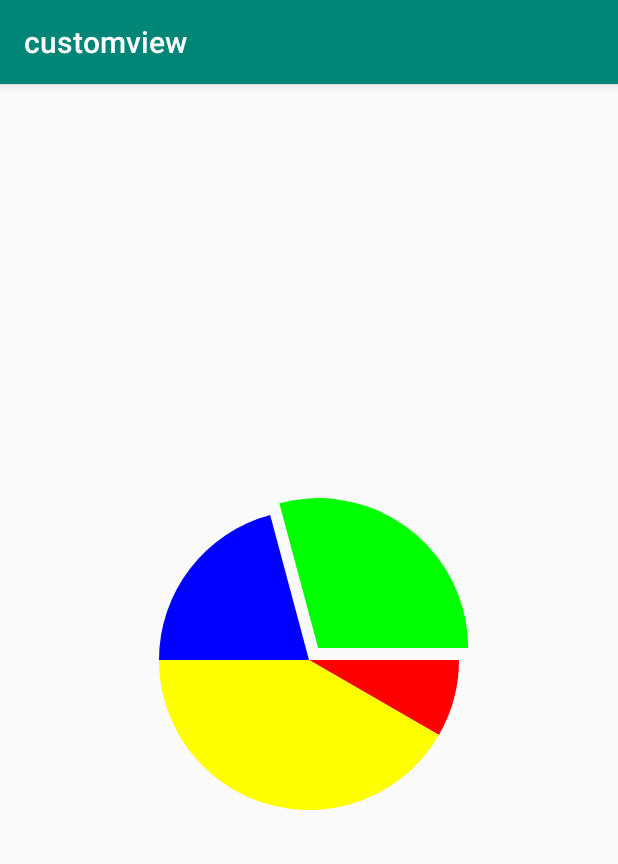
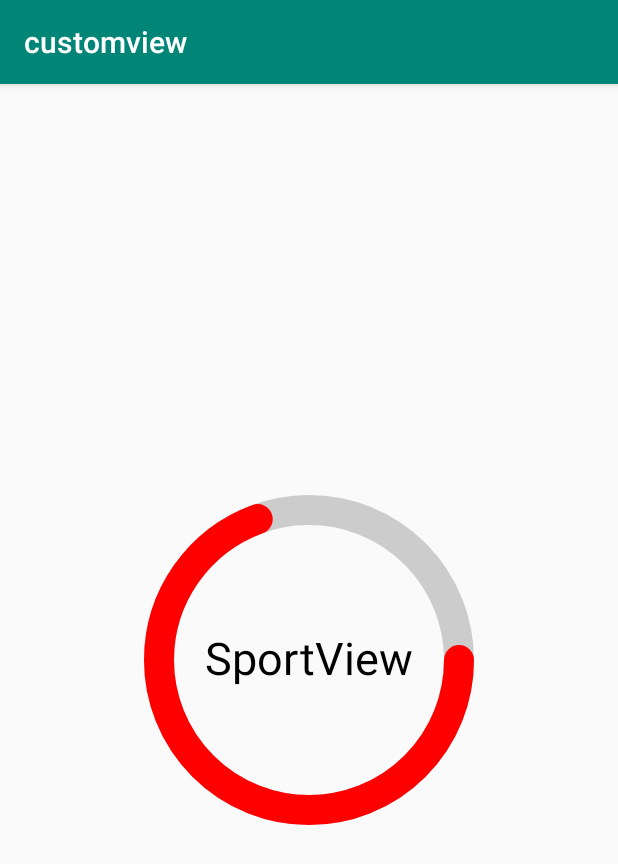
Before and after one commit to yatoooon/CodingRoad, an Android app: the screen it shows after launch (MainActivity), on a phone screen of 412 x 824 dp. Shown: the top 864 px of the screen. Run offline under Robolectric (Android 15) with nearby library versions, the phone set to English and light mode, and no system bars; our stand-ins replace Timber.

Commit message:
整理一下自定义view

```diff
--- /dev/null
+++ b/customview/src/main/java/com/yatoooon/customview/draw/SportView.java
@@ -0,0 +1,54 @@
+package com.yatoooon.customview.draw;
+
+import android.content.Context;
+import android.graphics.*;
+import android.support.annotation.Nullable;
+import android.util.AttributeSet;
+import android.view.View;
+import com.yatoooon.baselibrary.utils.DensityUtil;
+
+public class SportView extends View {
+
+    Paint paint = new Paint(Paint.ANTI_ALIAS_FLAG);
+    public static final int RADIOUS = DensityUtil.dp2px(100);
+
+    RectF rectF = new RectF();
+
+    Rect rect = new Rect();
+
+
+    public SportView(Context context, @Nullable AttributeSet attrs) {
+        super(context, attrs);
+    }
+
+
+    @Override
+    protected void onDraw(Canvas canvas) {
+        super.onDraw(canvas);
+
+        paint.setStrokeWidth(DensityUtil.dp2px(20));
+        paint.setStyle(Paint.Style.STROKE);
+        paint.setColor(Color.LTGRAY);
+        canvas.drawCircle(getWidth() / 2, getHeight() / 2, RADIOUS, paint);
+
+
+        paint.setColor(Color.RED);
+        paint.setStyle(Paint.Style.STROKE);
+        paint.setStrokeCap(Paint.Cap.ROUND);
+        rectF.set(getWidth() / 2 - RADIOUS, getHeight() / 2 - RADIOUS, getWidth() / 2 + RADIOUS, getHeight() / 2 + RADIOUS);
+        canvas.drawArc(rectF, 0, 250, false, paint);
+
+
+        paint.setColor(Color.BLACK);
+        paint.setTextSize(DensityUtil.dp2px(30));
+        paint.setStyle(Paint.Style.FILL);
+        paint.setTextAlign(Paint.Align.CENTER);
+
+//        paint.getTextBounds("SportView", 0, "SportView".length(), rect);// 第一种.适用于固定文字的居中    对固定文字进行测量    aaaa   和  bbbb  bounds测量出来的就不一样
+//        canvas.drawText("SportView", getWidth() / 2, getHeight() / 2 + (rect.bottom - rect.top) / 2, paint);
+
+        float offset = (paint.getFontMetrics().ascent + paint.getFontMetrics().descent) / 2;// 第二种.适用于变换文字的居中    不管是什么文字  取固定的值
+        canvas.drawText("SportView", getWidth() / 2, getHeight() / 2 - offset, paint);
+
+    }
+}
--- a/customview/src/main/res/layout/activity_main.xml
+++ b/customview/src/main/res/layout/activity_main.xml
@@ -7,7 +7,7 @@
         android:layout_height="match_parent"
 >
 
-    <com.yatoooon.customview.draw.PieChartView
+    <com.yatoooon.customview.draw.SportView
             android:layout_width="match_parent"
             android:layout_height="match_parent"
             app:layout_constraintBottom_toBottomOf="parent"
```
